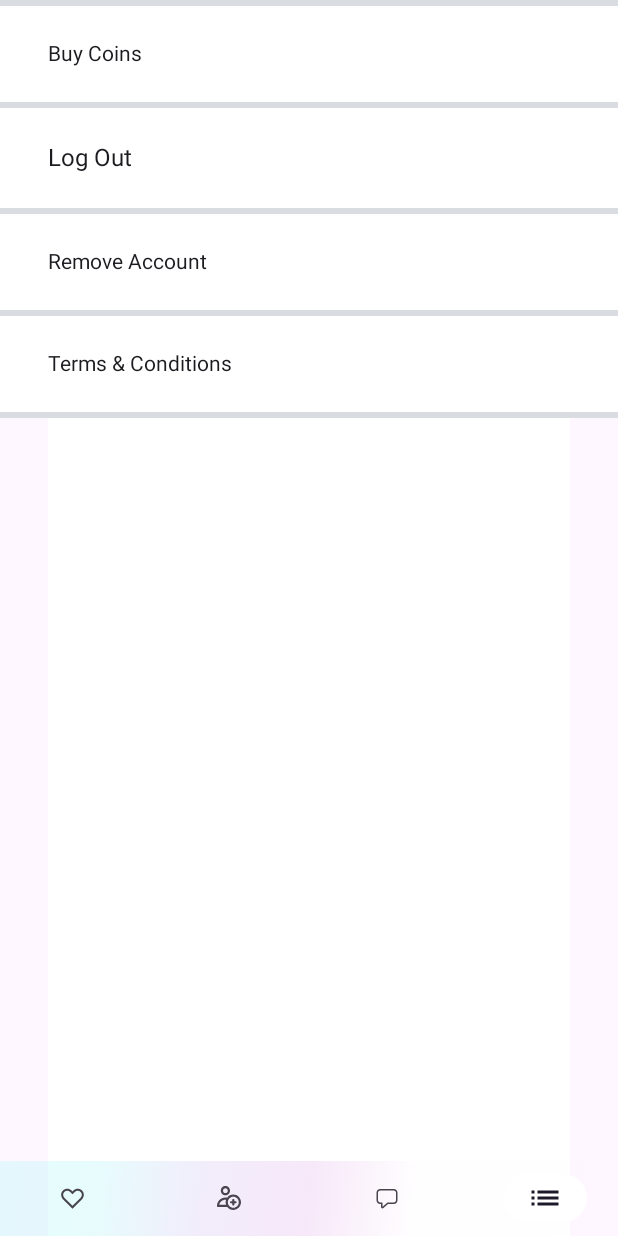
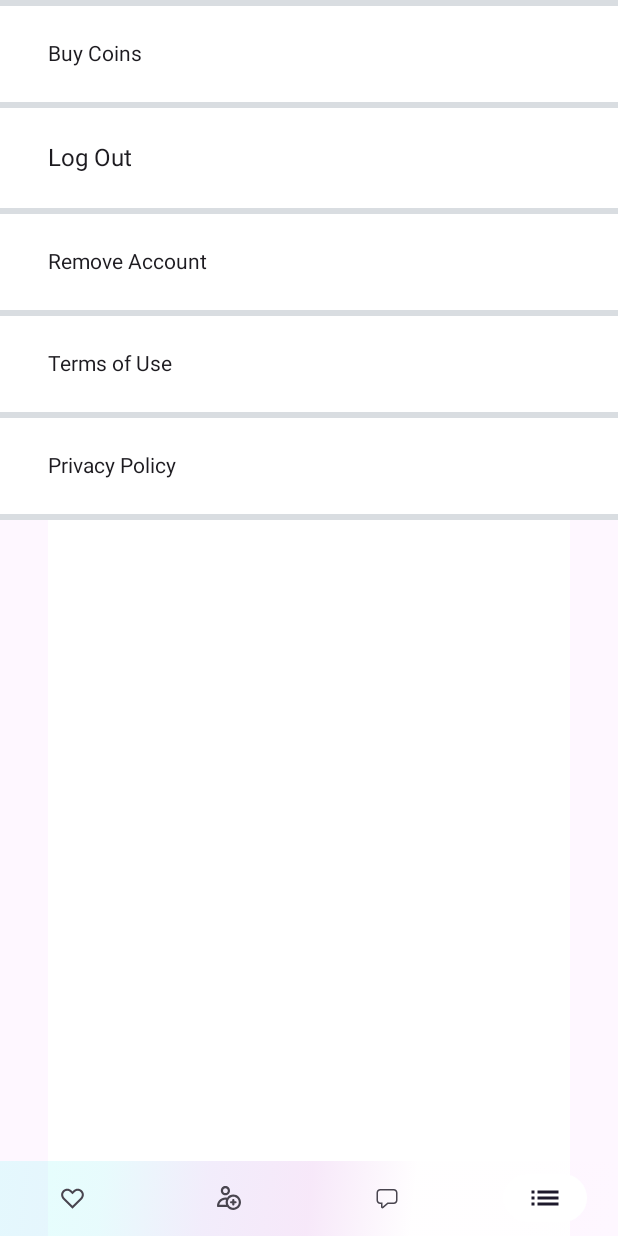
Before and after one commit to aram-sadoyan-2/InstBoost, an Android app built with Jetpack Compose: the screen it shows after launch (TestActivity), item 4 of the bottom bar chosen, on a phone screen of 412 x 824 dp. Run offline under Robolectric (Android 15) with nearby library versions, the phone set to English and light mode, and no system bars; libraries missing offline, so code that uses them is left out: com.android.billingclient, com.google.android.datatransport; network calls fail; pictures from the network do not load; 3 statements that could not run were skipped.

Commit message:
new terms condition cancel proguard

```diff
--- a/app/build.gradle.kts
+++ b/app/build.gradle.kts
@@ -15,8 +15,8 @@ android {
         applicationId = "com.ins.boostyou"
         minSdk = 24
         targetSdk = 34
-        versionCode = 15
-        versionName = "15"
+        versionCode = 16
+        versionName = "16"
 
         testInstrumentationRunner = "androidx.test.runner.AndroidJUnitRunner"
         vectorDrawables {
@@ -26,7 +26,7 @@ android {
 
     buildTypes {
         release {
-            isMinifyEnabled = true
+            isMinifyEnabled = false
             proguardFiles(
                 getDefaultProguardFile("proguard-android-optimize.txt"),
                 "proguard-rules.pro"
--- a/app/src/main/java/com/ins/boostyou/activity/MainActivity.kt
+++ b/app/src/main/java/com/ins/boostyou/activity/MainActivity.kt
@@ -39,6 +39,7 @@ class MainActivity : ComponentActivity() {
 //                    if (!isFinishing) {
 //                        launchOnUi { showHideDialog(true) }
 //                    }
+                    //todo handle inApp purchase
                     inAppPurchaseState.run {
 //                        shopSubscribeViewModel.validateInAppPurchase(
 //                            InAppValidateRequestBody(
--- a/app/src/main/java/com/ins/boostyou/composable/MorePage.kt
+++ b/app/src/main/java/com/ins/boostyou/composable/MorePage.kt
@@ -146,12 +146,30 @@ fun MorePage(
         Column(
             modifier = Modifier.fillMaxWidth()
         ) {
-            Text(text = "Terms & Conditions",
+            Text(text = "Terms of Use",
                 modifier = Modifier
                     .clickable {
                         val intent = Intent(
                             Intent.ACTION_VIEW,
-                            Uri.parse("https://boostyou.convocraftapp.com/privacy/?fbclid=IwAR1-P25P2zrElBlC1x9iyvsFHwQjlVgJ-lqQxDmUV-HCP3E7t3tnSFnUVdw")
+                            Uri.parse("https://boostyou.convocraftapp.com/terms/?fbclid=IwAR06bc650ozfarDL42o0m6RrzvYUFwKjdd23QyXioGmG-yCGvL3MtY5aph8")
+                        )
+                        activity.startActivity(intent)
+                    }
+                    .padding(horizontal = 32.dp, vertical = 24.dp)
+                    .fillMaxWidth()
+            )
+        }
+        Divider(thickness = 4.dp, color = Color(0xFFD9DDE1))
+
+        Column(
+            modifier = Modifier.fillMaxWidth()
+        ) {
+            Text(text = "Privacy Policy",
+                modifier = Modifier
+                    .clickable {
+                        val intent = Intent(
+                            Intent.ACTION_VIEW,
+                            Uri.parse("https://boostyou.convocraftapp.com/privacy/?fbclid=IwAR3L7vbmpMeY0LKRO9NfjTyOvDaG4rKcjCOriADBUuOaeYuVUYzvAY_mvko")
                         )
                         activity.startActivity(intent)
                     }
--- a/app/src/main/java/com/ins/boostyou/composable/TopCoinInfo.kt
+++ b/app/src/main/java/com/ins/boostyou/composable/TopCoinInfo.kt
@@ -14,10 +14,12 @@ import androidx.compose.runtime.mutableStateOf
 import androidx.compose.runtime.remember
 import androidx.compose.runtime.rememberCoroutineScope
 import androidx.compose.runtime.setValue
+import androidx.compose.ui.Alignment
 import androidx.compose.ui.Modifier
 import androidx.compose.ui.res.painterResource
 import androidx.compose.ui.text.style.TextAlign
 import androidx.compose.ui.unit.dp
+import androidx.compose.ui.unit.sp
 import com.ins.boostyou.R
 import com.ins.boostyou.utils.noRippleClickable
 import com.ins.boostyou.viewModel.InAppPurchaseViewModel
@@ -42,6 +44,7 @@ fun TopCoinInfo(
     }
     Row(
         horizontalArrangement = Arrangement.End,
+        verticalAlignment = Alignment.CenterVertically,
         modifier = Modifier
             .fillMaxWidth()
             .padding(vertical = 4.dp, horizontal = 2.dp)
@@ -61,13 +64,13 @@ fun TopCoinInfo(
             painter = painterResource(id = R.drawable.ic_coin),
             contentDescription = "",
             Modifier
-                .size(26.dp, 26.dp)
+                .size(32.dp, 32.dp)
                 .padding(top = 2.dp)
         )
         Text(
             text = mainActivityViewModel.userInfo.coinsCount.toString(),
             Modifier.padding(vertical = 4.dp).padding(start = 4.dp, end = 12.dp),
-            textAlign = TextAlign.Center
+            textAlign = TextAlign.Center,
         )
     }
 }
--- a/app/src/main/java/com/ins/boostyou/repoimpl/InstMainRepoImpl.kt
+++ b/app/src/main/java/com/ins/boostyou/repoimpl/InstMainRepoImpl.kt
@@ -103,9 +103,9 @@ class InstMainRepoImpl(
                         postUrl = "https://www.instagram.com/p/" + node.shortcode,
                         displayUrl = node.displayUrl,
                         thumbnailSrcUrl = node.thumbnailSrc,
-                        likeCount = node.edgeLikedBy.count,
-                        likeMediaPreviewCount = node.edgeMediaPreviewLike.count,
-                        commentCount = node.edgeMediaToComment.count,
+                        likeCount = node.edgeLikedBy?.count,
+                        likeMediaPreviewCount = node.edgeMediaPreviewLike?.count,
+                        commentCount = node.edgeMediaToComment?.count,
                         mediaPreview = node.mediaPreview,
                         typeName = node.typename, // example - "GraphImage"
                         thumbnailResources = node.thumbnailResources,
```
Also changed, not shown: app/src/main/java/com/ins/boostyou/api/RetrofitPostServiceApi.kt (+11 -2 lines), app/src/main/java/com/ins/boostyou/composable/PaymentPurchaseDialog.kt (+21 -16 lines), app/src/main/java/com/ins/boostyou/model/response/InstPrData.kt (+7 -7 lines), 2 other files.
